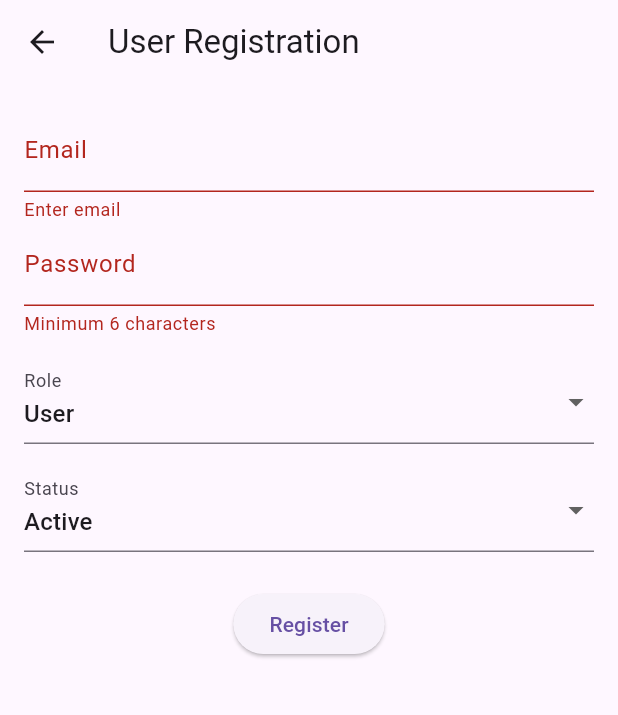
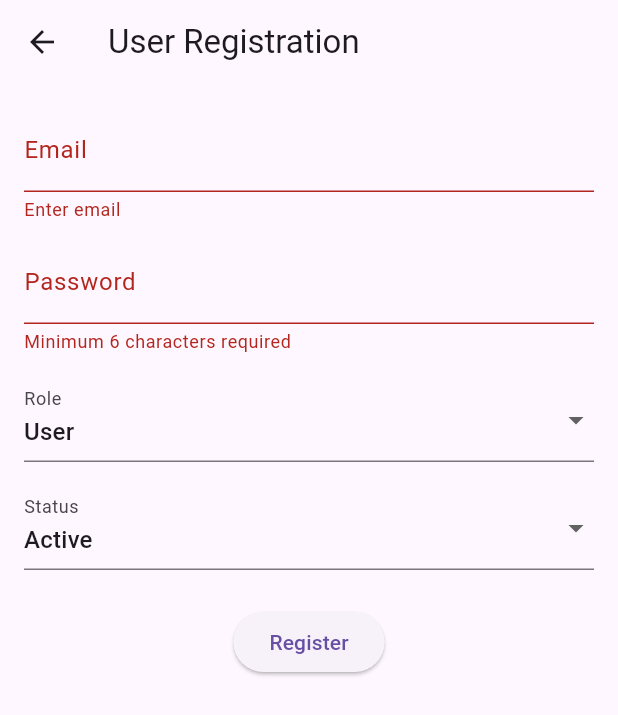
Before and after one commit to fleetop-2025/inventory, a Flutter app: the UserRegistrationPage screen opened directly, after a tap on "Register", on a phone screen of 412 x 824 dp. Shown: the top 715 px of the screen. Run offline on Flutter 3.47's test engine with Material 3 defaults, Android fonts, the phone set to English and light mode, and no system bars; our stand-ins replace cloud_firestore, csv, firebase_auth, firebase_core, fl_chart, permission_handler and 1 more; missing offline and left inert: dart:html; accounts and stored records are empty.

Commit message:
fixed bug and stores pwd

```diff
--- a/lib/screens/admin/user_registration.dart
+++ b/lib/screens/admin/user_registration.dart
@@ -12,23 +12,26 @@ class UserRegistrationPage extends StatefulWidget {
 class _UserRegistrationPageState extends State<UserRegistrationPage> {
   final _emailController = TextEditingController();
   final _passwordController = TextEditingController();
-  String _selectedRole = 'user';
+  String _selectedRole = 'User'; // ✅ Capitalized to match dropdown item
   String _selectedStatus = 'active';
   final _formKey = GlobalKey<FormState>();
 
   Future<void> registerUser() async {
     try {
-      final userCredential = await FirebaseAuth.instance.createUserWithEmailAndPassword(
-        email: _emailController.text.trim(),
-        password: _passwordController.text.trim(),
-      );
+      final email = _emailController.text.trim();
+      final password = _passwordController.text.trim();
+
+      final userCredential = await FirebaseAuth.instance
+          .createUserWithEmailAndPassword(email: email, password: password);
 
       final uid = userCredential.user!.uid;
 
       await FirebaseFirestore.instance.collection('users').doc(uid).set({
-        'email': _emailController.text.trim(),
+        'email': email,
+        'password': password, // ⚠️ Plaintext storage — only for internal/testing use
         'role': _selectedRole,
         'status': _selectedStatus,
+        'createdAt': FieldValue.serverTimestamp(),
       });
 
       ScaffoldMessenger.of(context).showSnackBar(
@@ -38,10 +41,9 @@ class _UserRegistrationPageState extends State<UserRegistrationPage> {
       _emailController.clear();
       _passwordController.clear();
       setState(() {
-        _selectedRole = 'user';
+        _selectedRole = 'User'; // ✅ Reset with proper case
         _selectedStatus = 'active';
       });
-
     } catch (e) {
       ScaffoldMessenger.of(context).showSnackBar(
         SnackBar(content: Text('Registration failed: $e')),
@@ -53,7 +55,7 @@ class _UserRegistrationPageState extends State<UserRegistrationPage> {
   Widget build(BuildContext context) {
     return Scaffold(
       appBar: AppBar(title: const Text("User Registration")),
-      body: Padding(
+      body: SingleChildScrollView(
         padding: const EdgeInsets.all(16),
         child: Form(
           key: _formKey,
@@ -62,21 +64,36 @@ class _UserRegistrationPageState extends State<UserRegistrationPage> {
               TextFormField(
                 controller: _emailController,
                 decoration: const InputDecoration(labelText: "Email"),
-                validator: (value) => value!.isEmpty ? 'Enter email' : null,
+                keyboardType: TextInputType.emailAddress,
+                validator: (value) {
+                  if (value == null || value.trim().isEmpty) {
+                    return 'Enter email';
+                  }
+                  if (!RegExp(r'\S+@\S+\.\S+').hasMatch(value.trim())) {
+                    return 'Enter a valid email';
+                  }
+                  return null;
+                },
               ),
+              const SizedBox(height: 12),
               TextFormField(
                 controller: _passwordController,
                 decoration: const InputDecoration(labelText: "Password"),
                 obscureText: true,
-                validator: (value) => value!.length < 6 ? 'Minimum 6 characters' : null,
+                validator: (value) {
+                  if (value == null || value.trim().length < 6) {
+                    return 'Minimum 6 characters required';
+                  }
+                  return null;
+                },
               ),
               const SizedBox(height: 16),
               DropdownButtonFormField<String>(
                 value: _selectedRole,
                 decoration: const InputDecoration(labelText: "Role"),
                 items: const [
-                  DropdownMenuItem(value: 'user', child: Text('User')),
-                  DropdownMenuItem(value: 'admin', child: Text('Admin')),
+                  DropdownMenuItem(value: 'User', child: Text('User')),
+                  DropdownMenuItem(value: 'Admin', child: Text('Admin')),
                 ],
                 onChanged: (value) => setState(() => _selectedRole = value!),
               ),
```
